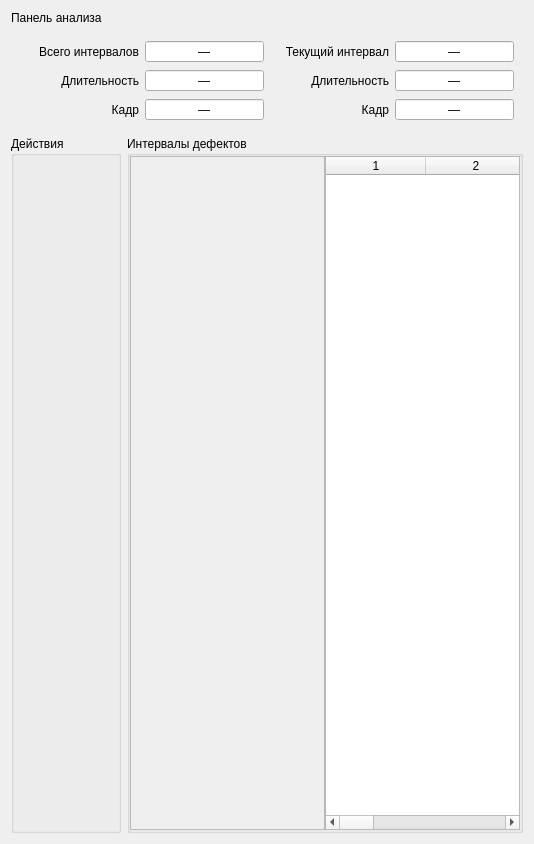
Old version of the form analysisform.ui in the repository Enotkin/UV_Reader.
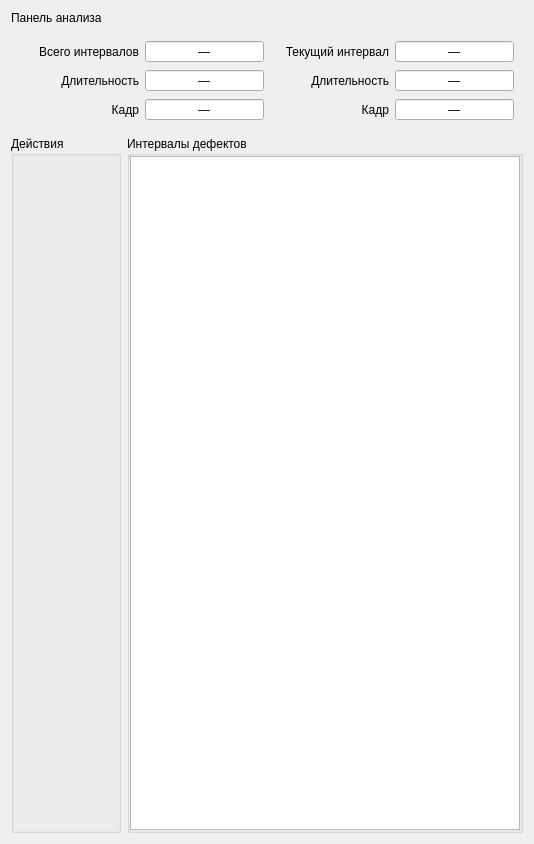
New version of the form. Icons and pictures are not drawn.

Patch:
```diff
--- a/analysisform.ui
+++ b/analysisform.ui
@@ -548,7 +548,7 @@
         <item>
          <widget class="QTableView" name="tableView">
           <property name="enabled">
-           <bool>false</bool>
+           <bool>true</bool>
           </property>
           <property name="selectionMode">
            <enum>QAbstractItemView::SingleSelection</enum>
@@ -576,18 +576,6 @@
           </attribute>
          </widget>
         </item>
-        <item>
-         <widget class="QTableWidget" name="tableWidget">
-          <property name="columnCount">
-           <number>5</number>
-          </property>
-          <column/>
-          <column/>
-          <column/>
-          <column/>
-          <column/>
-         </widget>
-        </item>
        </layout>
       </widget>
      </item>
```
Left out of the diff: 32 changed lines with no effect on the pictures.
